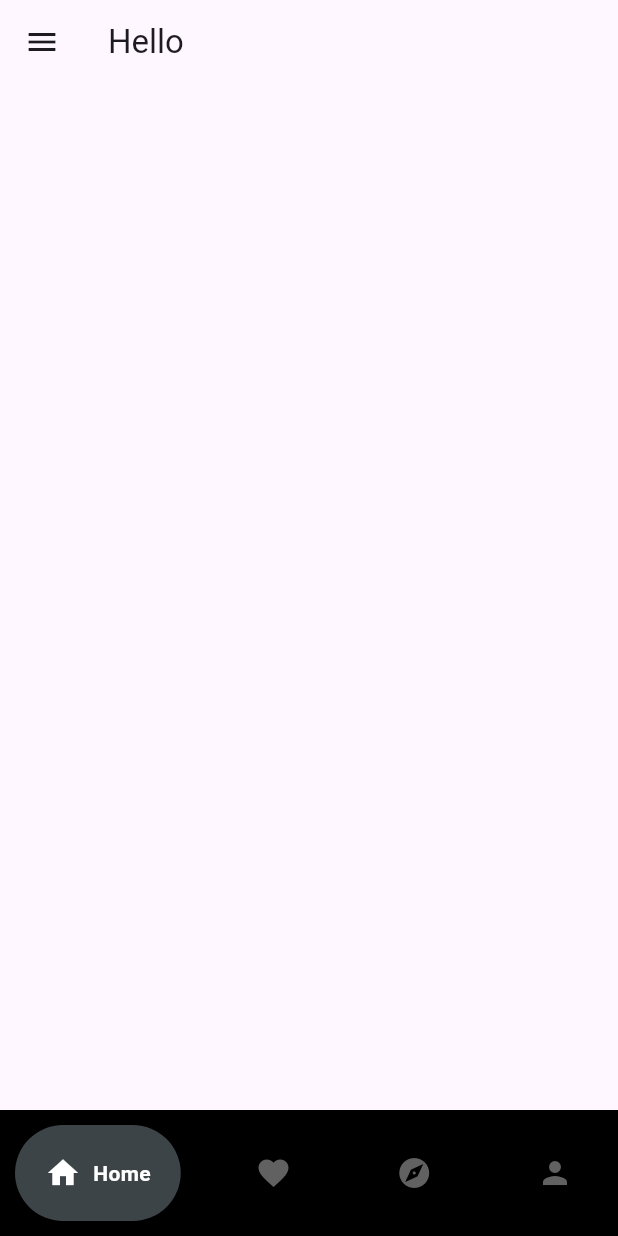
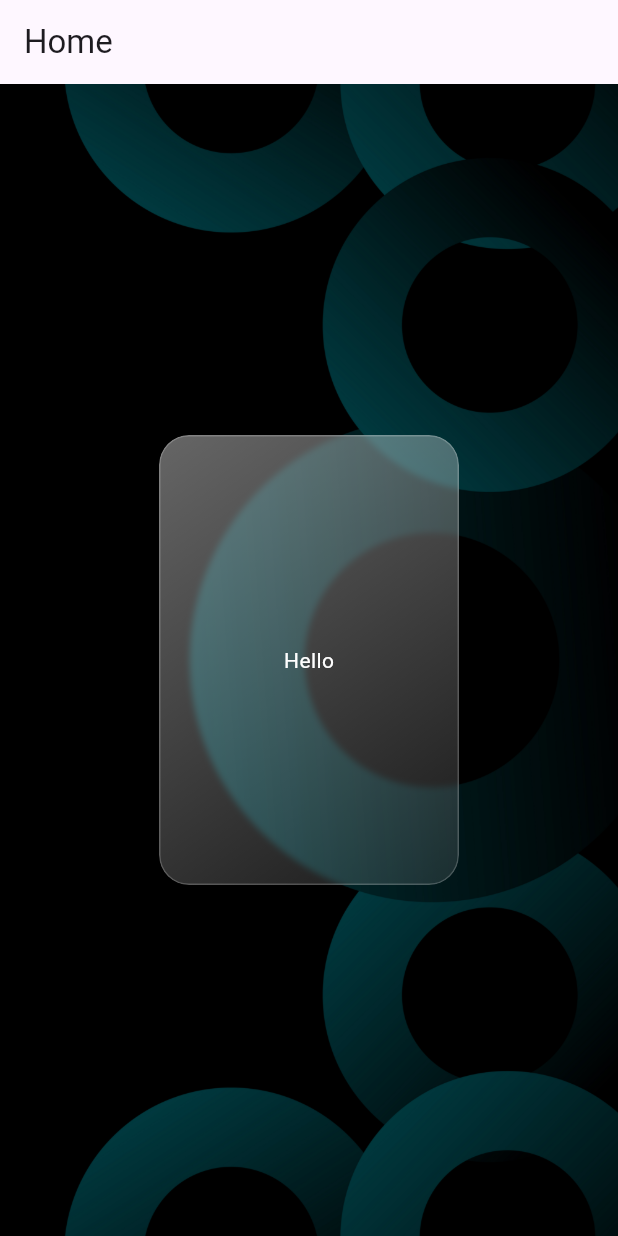
Before and after one commit to adityav27/Social_app, a Flutter app: the HomePage screen opened directly, on a phone screen of 412 x 824 dp. Run offline on Flutter 3.47's test engine with Material 3 defaults, Android fonts, the phone set to English and light mode, and no system bars; drawn by our look-alikes of google_nav_bar; our stand-ins replace firebase_auth, firebase_core, google_sign_in, lottie; accounts and stored records are empty; network calls fail.

```diff
--- a/lib/components/glass_container.dart
+++ b/lib/components/glass_container.dart
@@ -0,0 +1,60 @@
+import 'dart:ui';
+
+import 'package:flutter/material.dart';
+
+final _borderRadius = BorderRadius.circular(20);
+
+class GlassContainer extends StatelessWidget {
+  final double width;
+  final double height;
+  final child;
+  const GlassContainer({
+    super.key,
+    required this.width,
+    required this.height,
+    required this.child,
+  });
+
+  @override
+  Widget build(BuildContext context) {
+    return ClipRRect(
+      borderRadius: _borderRadius,
+      // ignore: sized_box_for_whitespace
+      child: Container(
+        width: width,
+        height: height,
+        child: Stack(
+          children: [
+            //blur effect
+            BackdropFilter(
+              filter: ImageFilter.blur(sigmaX: 2, sigmaY: 2),
+              child: Container(),
+            ),
+
+            //gradient effect
+            Container(
+              decoration: BoxDecoration(
+                // ignore: deprecated_member_use
+                border: Border.all(color: Colors.white.withOpacity(0.2)),
+                borderRadius: _borderRadius,
+                gradient: LinearGradient(
+                  begin: Alignment.topLeft,
+                  end: Alignment.bottomRight,
+                  colors: [
+                    // ignore: deprecated_member_use
+                    Colors.white.withOpacity(0.4),
+                    // ignore: deprecated_member_use
+                    Colors.white.withOpacity(0.1),
+                  ],
+                ),
+              ),
+            ),
+
+            //child
+            child,
+          ],
+        ),
+      ),
+    );
+  }
+}
--- a/lib/main.dart
+++ b/lib/main.dart
@@ -1,7 +1,6 @@
 import 'package:firebase_core/firebase_core.dart';
 import 'package:flutter/material.dart';
 import 'package:social_app/firebase_options.dart';
-import 'package:social_app/screen/app_screen/home.dart';
 import 'package:social_app/screen/auth_page/load.dart';
 
 void main() async {
@@ -15,6 +14,6 @@ class MainApp extends StatelessWidget {
 
   @override
   Widget build(BuildContext context) {
-    return MaterialApp(debugShowCheckedModeBanner: false, home: HomePage());
+    return MaterialApp(debugShowCheckedModeBanner: false, home: LoadPage());
   }
 }
--- a/lib/screen/app_screen/home.dart
+++ b/lib/screen/app_screen/home.dart
@@ -1,8 +1,5 @@
-import 'package:firebase_auth/firebase_auth.dart';
-
 import 'package:flutter/material.dart';
-import 'package:google_nav_bar/google_nav_bar.dart';
-import 'package:lottie/lottie.dart';
+import 'package:social_app/components/glass_container.dart';
 
 class HomePage extends StatefulWidget {
   const HomePage({super.key});
@@ -11,51 +8,25 @@ class HomePage extends StatefulWidget {
   State<HomePage> createState() => _HomePageState();
 }
 
-void signUserOut() {
-  FirebaseAuth.instance.signOut();
-}
-
 class _HomePageState extends State<HomePage> {
   @override
   Widget build(BuildContext context) {
     return Scaffold(
-      appBar: AppBar(title: Text("Hello")),
-      body: Column(children: []),
-      drawer: Drawer(
-        backgroundColor: const Color.fromARGB(255, 235, 57, 57),
-        child: ListView(
-          children: [
-            DrawerHeader(child: Text("Hello there")),
-            ListTile(
-              leading: Icon(Icons.logout),
-              title: Text('Logout'),
-              onTap: () {
-                signUserOut();
-              },
+      appBar: AppBar(title: Text("Home")),
+      body: Container(
+        decoration: BoxDecoration(
+          image: DecorationImage(
+            image: AssetImage("assets/bg.jpg"),
+            fit: BoxFit.cover,
+          ),
+        ),
+        child: Center(
+          child: GlassContainer(
+            width: 200.0,
+            height: 300.0,
+            child: Center(
+              child: Text("Hello", style: TextStyle(color: Colors.white)),
             ),
-          ],
-        ),
-      ),
-      bottomNavigationBar: Container(
-        color: Colors.black,
-        child: Padding(
-          padding: const EdgeInsets.symmetric(horizontal: 10.0, vertical: 10.0),
-          child: GNav(
-            backgroundColor: Colors.black,
-            color: Colors.grey.shade700,
-            activeColor: Colors.white,
-            padding: EdgeInsetsGeometry.all(20),
-            tabBackgroundColor: const Color.fromARGB(255, 61, 68, 72),
-            onTabChange: (index) {
-              print(index);
-            },
-            gap: 8,
-            tabs: [
-              GButton(icon: Icons.home, text: "Home"),
-              GButton(icon: Icons.favorite, text: "Favorites"),
-              GButton(icon: Icons.explore, text: "Explore"),
-              GButton(icon: Icons.person, text: "Profile"),
-            ],
           ),
         ),
       ),
--- a/lib/screen/auth_page/login.dart
+++ b/lib/screen/auth_page/login.dart
@@ -1,3 +1,5 @@
+// ignore_for_file: use_build_context_synchronously
+
 import 'package:firebase_auth/firebase_auth.dart';
 import 'package:flutter/material.dart';
 import 'package:lottie/lottie.dart';
--- a/lib/screen/auth_page/register.dart
+++ b/lib/screen/auth_page/register.dart
@@ -1,3 +1,5 @@
+// ignore_for_file: use_build_context_synchronously
+
 import 'package:firebase_auth/firebase_auth.dart';
 import 'package:flutter/material.dart';
 import 'package:social_app/components/my_logobutton.dart';
```
Also changed, not shown: lib/components/my_drawer.dart (added, +33 -0 lines), lib/screen/app_screen/explore.dart (added, +15 -0 lines), lib/screen/app_screen/navigation.dart (added, +56 -0 lines), lib/screen/app_screen/profile.dart (added, +24 -0 lines), lib/screen/auth_page/load.dart (+4 -5 lines), assets/bg.jpg (added).
